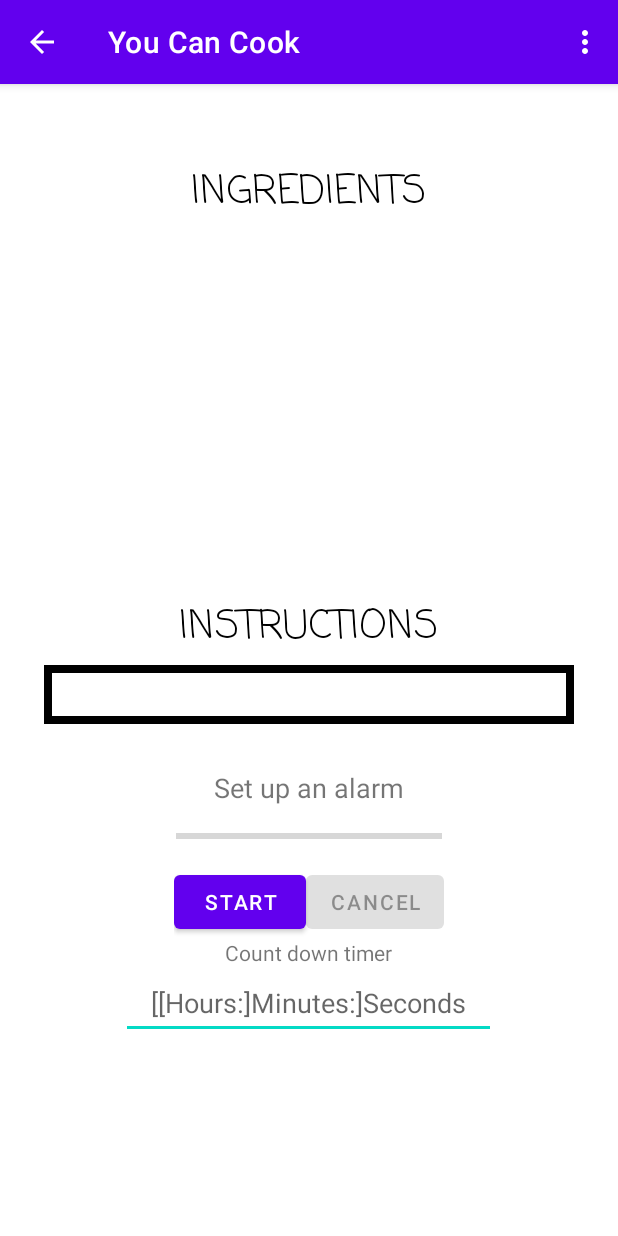
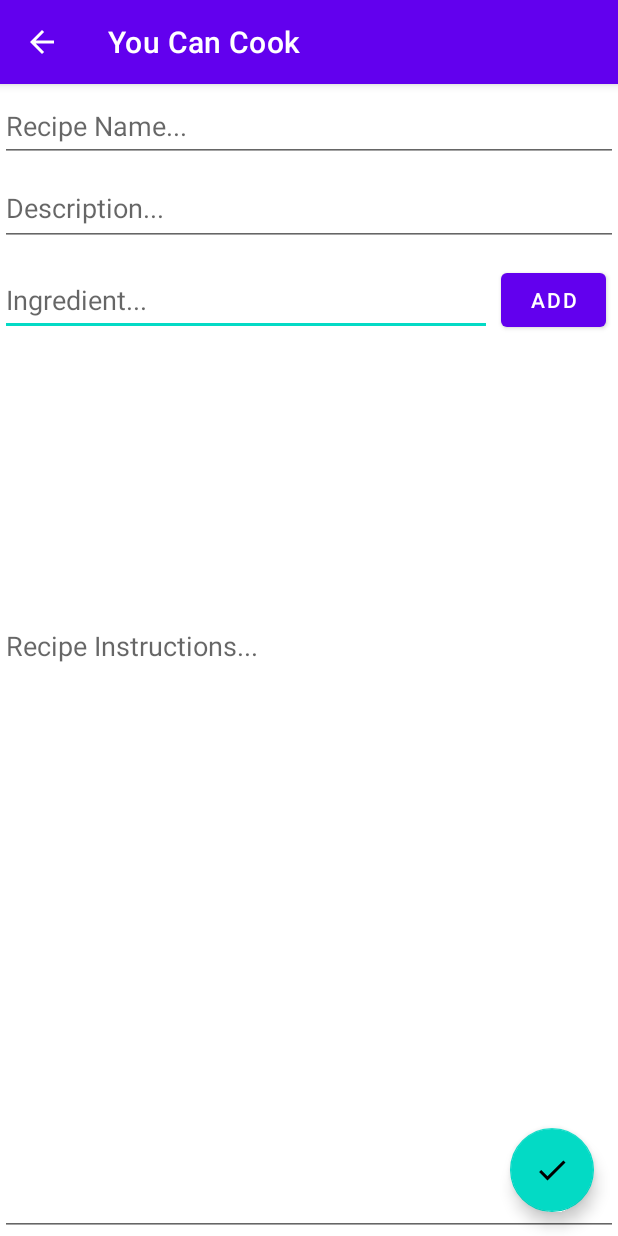
Before and after one commit to GodlewsO/comp4200-project, an Android app: the ViewRecipeActivity screen opened directly, with no data from a screen before it, in the options menu, after a tap on "Edit", on a phone screen of 412 x 824 dp. Run offline under Robolectric (Android 15) with nearby library versions, the phone set to English and light mode, and no system bars; 2 statements that could not run were skipped.

Commit message:
Added the edit functionality to the recipe ViewRecipeActivity.java file.

```diff
--- a/app/src/main/AndroidManifest.xml
+++ b/app/src/main/AndroidManifest.xml
@@ -10,6 +10,10 @@
         android:roundIcon="@mipmap/ic_launcher_round"
         android:supportsRtl="true"
         android:theme="@style/Theme.RecipieApp">
+        <activity android:name=".EditRecipeActivity"
+            android:exported="false"
+            android:parentActivityName=".ViewRecipeActivity"
+            android:label="You Can Cook"/>
         <activity
             android:name=".ViewRecipeActivity"
             android:exported="false"
--- a/app/src/main/java/com/example/recipieapp/DatabaseHelper.java
+++ b/app/src/main/java/com/example/recipieapp/DatabaseHelper.java
@@ -66,4 +66,15 @@ public class DatabaseHelper extends SQLiteOpenHelper {
                        " WHERE " + COLUMN_NAME + " LIKE '" + recipeTitle + "%'";
         return sqLiteDatabase.rawQuery(query, null);
     }
+
+    long editRecipe(String id, String name, String description, String recipe) {
+        SQLiteDatabase sqLiteDatabase = getWritableDatabase();
+        ContentValues contentValues = new ContentValues();
+
+        contentValues.put(COLUMN_NAME, name);
+        contentValues.put(COLUMN_DESCRIPTION, description);
+        contentValues.put(COLUMN_INSTRUCTIONS, recipe);
+
+        return sqLiteDatabase.update(TABLE_NAME, contentValues, "_id = ?", new String[]{id});
+    }
 }
--- /dev/null
+++ b/app/src/main/java/com/example/recipieapp/EditRecipeActivity.java
@@ -0,0 +1,96 @@
+package com.example.recipieapp;
+
+import android.os.Bundle;
+import android.widget.Button;
+import android.widget.EditText;
+import android.widget.Toast;
+
+import androidx.appcompat.app.AppCompatActivity;
+
+import com.google.android.material.floatingactionbutton.FloatingActionButton;
+
+import java.util.ArrayList;
+
+public class EditRecipeActivity extends AppCompatActivity {
+
+    private final String MISSING_INPUT_MESSAGE = "Required fields missing";
+    private final String ADD_FAILED_MESSAGE = "Failed to add recipe";
+    private final String EMPTY_INPUT_MESSAGE = "Cannot be empty";
+    private final String TOO_LARGE_MESSAGE = "ERROR";
+    private final String INGREDIENT_ADDED_MESSAGE = "Ingredient added";
+    private final String INVALID_CHARACTER_MESSAGE = "Invalid character ';'";
+    private final String MISSING_INGREDIENTS_MESSAGE = "Need at least one ingredient";
+    private final int MAX_INGREDIENT_SIZE = 50;
+
+    private EditText editTextName, editTextDescription, editTextIngredient, editTextInstructions;
+    private FloatingActionButton btnAdd;
+    private Button btnAddIngredient;
+
+    private ArrayList<String> ingredientsLst;
+
+    String recipeID= "";
+
+    protected void onCreate(Bundle savedInstanceState) {
+
+        super.onCreate(savedInstanceState);
+        setContentView(R.layout.activity_edit_recipe);
+
+        editTextName = findViewById(R.id.editTextName);
+        editTextDescription = findViewById(R.id.editTextDescription);
+        editTextIngredient = findViewById(R.id.editTextIngredient);
+        editTextInstructions = findViewById(R.id.editTextInstructions);
+        btnAddIngredient = findViewById(R.id.btnAddIngredient);
+        btnAdd = findViewById(R.id.btnAdd);
+
+        ingredientsLst = new ArrayList<>();
+
+        editTextName.setText(getIntent().getStringExtra("recipe-name"));
+        editTextDescription.setText(getIntent().getStringExtra("recipe-desc"));
+        editTextInstructions.setText(getIntent().getStringExtra("recipe-inst"));
+
+        recipeID = getIntent().getStringExtra("recipe-id");
+
+        btnAdd.setOnClickListener(view -> {
+            DatabaseHelper databaseHelper = new DatabaseHelper(EditRecipeActivity.this);
+
+            if (ingredientsLst.size() < 1) {
+                makeToast(MISSING_INGREDIENTS_MESSAGE);
+                return;
+            }
+
+            // Check if any required fields are missing
+            if (editTextName.getText().toString().equals("") ||
+                    editTextDescription.toString().equals("") ||
+                    editTextInstructions.getText().toString().equals("")) {
+                makeToast(MISSING_INPUT_MESSAGE);
+                return;
+            }
+
+            // Add user input to database
+            if (databaseHelper.editRecipe(recipeID,editTextName.getText().toString(),
+                    editTextDescription.getText().toString(),
+                    ingredientsToString()) < 0) {
+                makeToast(ADD_FAILED_MESSAGE);
+            } else {
+                finish();
+            }
+        });
+
+    }
+
+    private String ingredientsToString() {
+        String ingredientsString = "";
+
+        for (String ingredient: ingredientsLst) {
+            ingredientsString += (ingredient + ";");
+        }
+
+        return ingredientsString.substring(0, ingredientsString.length() - 1);
+    }
+
+    private void makeToast(String message) {
+        Toast.makeText(getApplicationContext(),
+                message,
+                Toast.LENGTH_SHORT).show();
+    }
+}
--- a/app/src/main/java/com/example/recipieapp/ViewRecipeActivity.java
+++ b/app/src/main/java/com/example/recipieapp/ViewRecipeActivity.java
@@ -209,9 +209,14 @@ public class ViewRecipeActivity extends AppCompatActivity {
     @Override
     public boolean onOptionsItemSelected(@NonNull MenuItem item) {
         if(item.getItemId() == R.id.editRecipe) {
-            // add code to start new activity into EditRecipeActivity
+            Intent intent = new Intent(this,EditRecipeActivity.class);
+
+            intent.putExtra("recipe-name", recipeName);
+            intent.putExtra("recipe-inst", recipeInstructions);
+            intent.putExtra("recipe-desc", recipeDesc);
+            startActivity(intent);
         } else if(item.getItemId() == R.id.deleteRecipe) {
-            // delete the item
+
             finish();
         }
 
--- /dev/null
+++ b/app/src/main/res/layout/activity_edit_recipe.xml
@@ -0,0 +1,93 @@
+<?xml version="1.0" encoding="utf-8"?>
+<androidx.constraintlayout.widget.ConstraintLayout xmlns:android="http://schemas.android.com/apk/res/android"
+    xmlns:app="http://schemas.android.com/apk/res-auto"
+    xmlns:tools="http://schemas.android.com/tools"
+    android:layout_width="match_parent"
+    android:layout_height="match_parent"
+    tools:context=".AddRecipeActivity">
+
+    <EditText
+        android:id="@+id/editTextIngredient"
+        android:layout_width="328dp"
+        android:layout_height="48dp"
+        android:layout_marginTop="12dp"
+        android:ems="10"
+        android:hint="Ingredient..."
+        android:inputType="textPersonName"
+        android:maxLength="50"
+        android:maxLines="1"
+        android:minHeight="48dp"
+        android:singleLine="true"
+        app:layout_constraintStart_toStartOf="parent"
+        app:layout_constraintTop_toBottomOf="@+id/editTextDescription" />
+
+    <EditText
+        android:id="@+id/editTextName"
+        android:layout_width="0dp"
+        android:layout_height="48dp"
+        android:layout_marginTop="4dp"
+        android:ems="10"
+        android:hint="Recipe Name..."
+        android:inputType="textPersonName"
+        android:maxLines="1"
+        android:minHeight="48dp"
+        android:singleLine="true"
+        app:layout_constraintEnd_toEndOf="parent"
+        app:layout_constraintHorizontal_bias="0.034"
+        app:layout_constraintStart_toStartOf="parent"
+        app:layout_constraintTop_toTopOf="parent" />
+
+    <EditText
+        android:id="@+id/editTextInstructions"
+        android:layout_width="0dp"
+        android:layout_height="416dp"
+        android:ems="10"
+        android:gravity="top"
+        android:hint="Recipe Instructions..."
+        android:inputType="textMultiLine|textPersonName"
+        android:minHeight="48dp"
+        android:singleLine="false"
+        app:layout_constraintBottom_toBottomOf="parent"
+        app:layout_constraintEnd_toEndOf="parent"
+        app:layout_constraintStart_toStartOf="parent"
+        app:layout_constraintTop_toBottomOf="@+id/editTextIngredient"
+        app:layout_constraintVertical_bias="1.0" />
+
+    <EditText
+        android:id="@+id/editTextDescription"
+        android:layout_width="0dp"
+        android:layout_height="48dp"
+        android:layout_marginTop="8dp"
+        android:ems="10"
+        android:gravity="top"
+        android:hint="Description..."
+        android:inputType="textMultiLine|textPersonName"
+        android:minHeight="48dp"
+        app:layout_constraintEnd_toEndOf="parent"
+        app:layout_constraintHorizontal_bias="0.0"
+        app:layout_constraintStart_toStartOf="parent"
+        app:layout_constraintTop_toBottomOf="@+id/editTextName" />
+
+    <Button
+        android:id="@+id/btnAddIngredient"
+        android:layout_width="70dp"
+        android:layout_height="48dp"
+        android:layout_marginEnd="8dp"
+        android:text="add"
+        app:layout_constraintEnd_toEndOf="parent"
+        app:layout_constraintTop_toTopOf="@+id/editTextIngredient" />
+
+    <com.google.android.material.floatingactionbutton.FloatingActionButton
+        android:id="@+id/btnAdd"
+        android:layout_width="wrap_content"
+        android:layout_height="wrap_content"
+        android:layout_marginEnd="16dp"
+        android:layout_marginBottom="16dp"
+        android:clickable="true"
+        app:layout_constraintBottom_toBottomOf="parent"
+        app:layout_constraintEnd_toEndOf="parent"
+        app:rippleColor="@color/teal_700"
+        app:srcCompat="@drawable/ic_check"
+        tools:ignore="SpeakableTextPresentCheck" />
+
+</androidx.constraintlayout.widget.ConstraintLayout>
--- a/app/src/main/res/layout/activity_view_recipe.xml
+++ b/app/src/main/res/layout/activity_view_recipe.xml
@@ -117,5 +117,6 @@
             android:gravity="center"
             android:hint="[[Hours:]Minutes:]Seconds"
             android:inputType="time" />
+
     </LinearLayout>
 </ScrollView>
```
